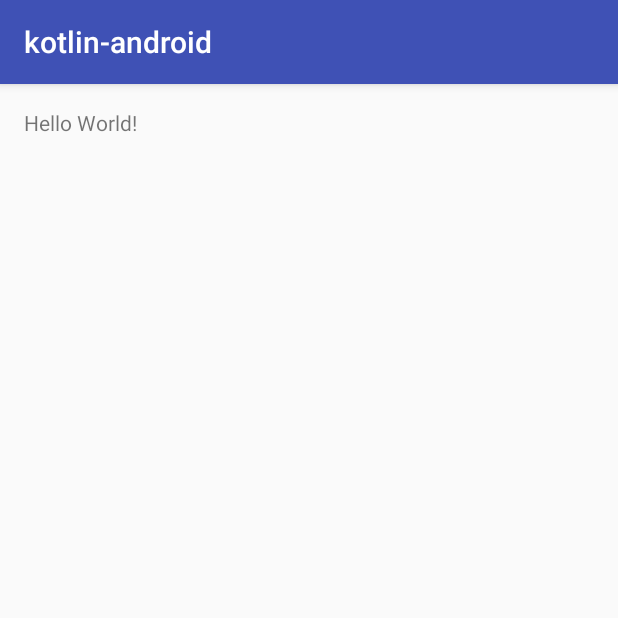
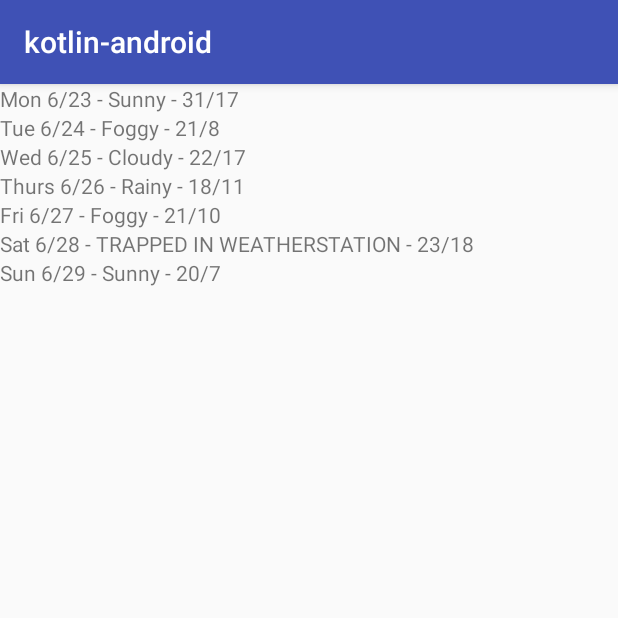
Before and after one commit to segunfamisa/kotlin-for-android, an Android app: the screen it shows after launch (MainActivity), on a phone screen of 412 x 824 dp, the top half of it. Run offline under Robolectric (Android 15) with nearby library versions, the phone set to English and light mode, and no system bars.

Commit message:
[chore] add `ForecastListAdapter` and dummy data

```diff
--- a/app/build.gradle
+++ b/app/build.gradle
@@ -30,6 +30,7 @@ dependencies {
     compile "org.jetbrains.anko:anko-common:$ankoVersion"
 
     compile "com.android.support:appcompat-v7:$supportLibraryVersion"
+    compile "com.android.support:recyclerview-v7:$supportLibraryVersion"
 
     testCompile 'junit:junit:4.12'
     androidTestCompile('com.android.support.test.espresso:espresso-core:2.2.2', {
--- /dev/null
+++ b/app/src/main/java/com/segunfamisa/kotlin/android/ForecastListAdapter.kt
@@ -0,0 +1,21 @@
+package com.segunfamisa.kotlin.android
+
+import android.support.v7.widget.RecyclerView
+import android.view.ViewGroup
+import android.widget.TextView
+
+class ForecastListAdapter(val items: List<String>) : RecyclerView.Adapter<ForecastListAdapter.ViewHolder>() {
+
+    override fun onCreateViewHolder(parent: ViewGroup, viewType: Int): ViewHolder {
+        return ViewHolder(TextView(parent.context))
+    }
+
+    override fun onBindViewHolder(holder: ViewHolder, position: Int) {
+        holder.textView.text = items[position]
+    }
+
+    override fun getItemCount(): Int = items.size
+
+
+    class ViewHolder(val textView: TextView) : RecyclerView.ViewHolder(textView)
+}
--- a/app/src/main/java/com/segunfamisa/kotlin/android/MainActivity.kt
+++ b/app/src/main/java/com/segunfamisa/kotlin/android/MainActivity.kt
@@ -1,12 +1,28 @@
 package com.segunfamisa.kotlin.android
 
+import android.os.Bundle
 import android.support.v7.app.AppCompatActivity
-import android.os.Bundle
+import android.support.v7.widget.LinearLayoutManager
+import android.support.v7.widget.RecyclerView
 
 class MainActivity : AppCompatActivity() {
+
+    private val items = listOf(
+            "Mon 6/23 - Sunny - 31/17",
+            "Tue 6/24 - Foggy - 21/8",
+            "Wed 6/25 - Cloudy - 22/17",
+            "Thurs 6/26 - Rainy - 18/11",
+            "Fri 6/27 - Foggy - 21/10",
+            "Sat 6/28 - TRAPPED IN WEATHERSTATION - 23/18",
+            "Sun 6/29 - Sunny - 20/7"
+    )
 
     override fun onCreate(savedInstanceState: Bundle?) {
         super.onCreate(savedInstanceState)
         setContentView(R.layout.activity_main)
+
+        val forecastList = findViewById(R.id.forecast_list) as RecyclerView
+        forecastList.layoutManager = LinearLayoutManager(this);
+        forecastList.adapter = ForecastListAdapter(items)
     }
 }
--- a/app/src/main/res/layout/activity_main.xml
+++ b/app/src/main/res/layout/activity_main.xml
@@ -1,17 +1,13 @@
 <?xml version="1.0" encoding="utf-8"?>
-<RelativeLayout xmlns:android="http://schemas.android.com/apk/res/android"
+<FrameLayout xmlns:android="http://schemas.android.com/apk/res/android"
     xmlns:tools="http://schemas.android.com/tools"
     android:id="@+id/activity_main"
     android:layout_width="match_parent"
     android:layout_height="match_parent"
-    android:paddingBottom="@dimen/activity_vertical_margin"
-    android:paddingLeft="@dimen/activity_horizontal_margin"
-    android:paddingRight="@dimen/activity_horizontal_margin"
-    android:paddingTop="@dimen/activity_vertical_margin"
     tools:context="com.segunfamisa.kotlin.android.MainActivity">
 
-    <TextView
-        android:layout_width="wrap_content"
-        android:layout_height="wrap_content"
-        android:text="Hello World!" />
-</RelativeLayout>
+    <android.support.v7.widget.RecyclerView
+        android:id="@+id/forecast_list"
+        android:layout_width="match_parent"
+        android:layout_height="match_parent" />
+</FrameLayout>
```
